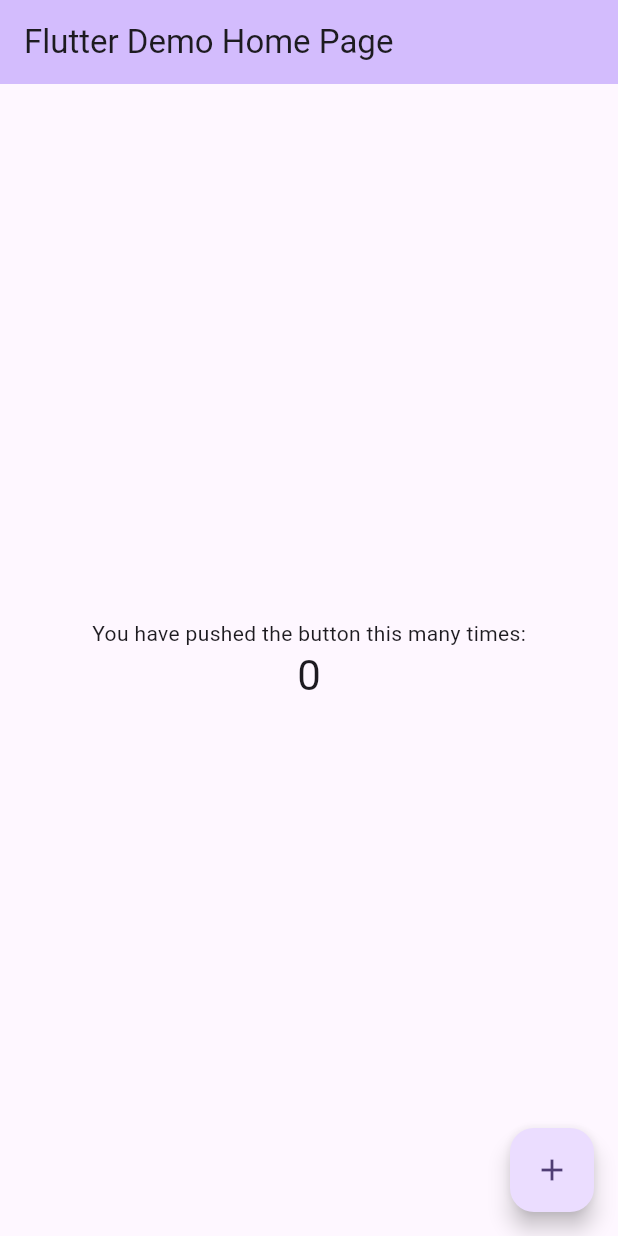
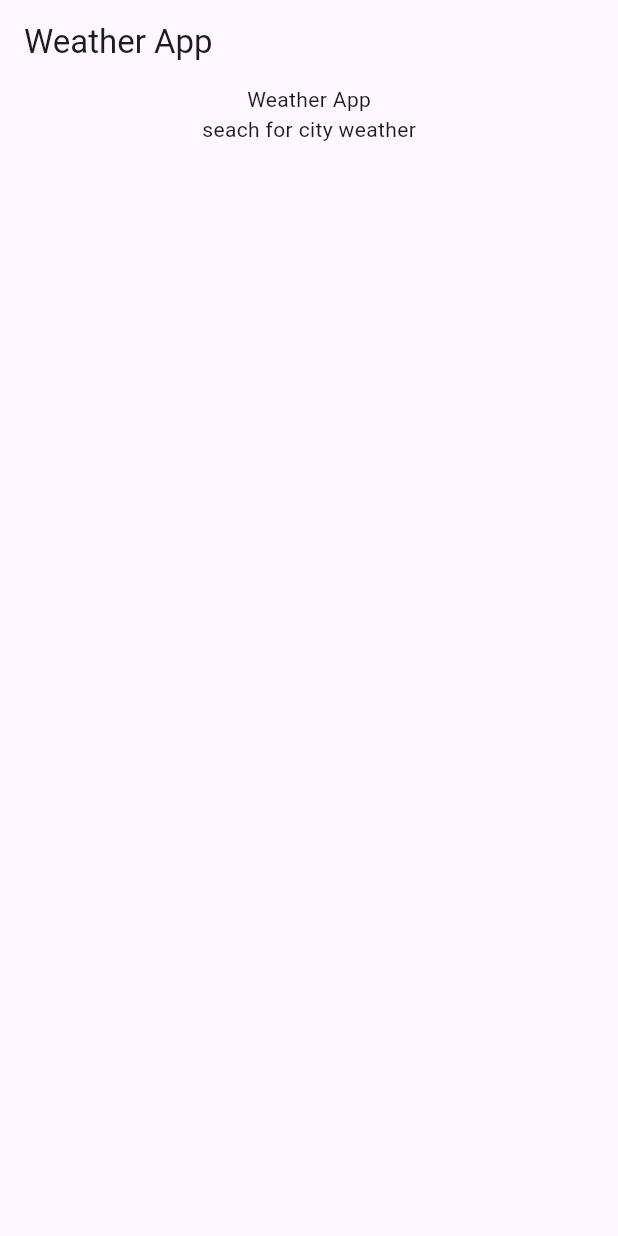
Before and after one commit to MahmoudAbed74/weatherapp, a Flutter app: the screen it shows after launch, on a phone screen of 412 x 824 dp. Run offline on Flutter 3.47's test engine with Material 3 defaults, Android fonts, the phone set to English and light mode, and no system bars.

Commit message:
Add HomePageView to main.dart
Imported HomePageView and set it as the home page in main.dart for the Weather App.

```diff
--- /dev/null
+++ b/lib/Views/HomePageView.dart
@@ -0,0 +1,19 @@
+import 'package:flutter/material.dart';
+
+class HomePageView extends StatelessWidget {
+  const HomePageView({super.key});
+
+  @override
+  Widget build(BuildContext context) {
+    return Scaffold(
+      appBar: AppBar(
+        title: const Text('Weather App'),
+      ),
+      body: const Center(
+        child: Column(
+          children: [Text('Weather App'), Text(" seach for city weather ")],
+        ),
+      ),
+    );
+  }
+}
--- a/lib/main.dart
+++ b/lib/main.dart
@@ -1,4 +1,6 @@
 import 'package:flutter/material.dart';
+
+import 'package:weatherapp/Views/HomePageView.dart';
 
 void main() {
   runApp(const MyApp());
@@ -11,115 +13,7 @@ class MyApp extends StatelessWidget {
   @override
   Widget build(BuildContext context) {
     return MaterialApp(
-      title: 'Flutter Demo',
-      theme: ThemeData(
-        // This is the theme of your application.
-        //
-        // TRY THIS: Try running your application with "flutter run". You'll see
-        // the application has a purple toolbar. Then, without quitting the app,
-        // try changing the seedColor in the colorScheme below to Colors.green
-        // and then invoke "hot reload" (save your changes or press the "hot
-        // reload" button in a Flutter-supported IDE, or press "r" if you used
-        // the command line to start the app).
-        //
-        // Notice that the counter didn't reset back to zero; the application
-        // state is not lost during the reload. To reset the state, use hot
-        // restart instead.
-        //
-        // This works for code too, not just values: Most code changes can be
-        // tested with just a hot reload.
-        colorScheme: ColorScheme.fromSeed(seedColor: Colors.deepPurple),
-        useMaterial3: true,
-      ),
-      home: const MyHomePage(title: 'Flutter Demo Home Page'),
+      home: const HomePageView(),
     );
   }
 }
-
-class MyHomePage extends StatefulWidget {
-  const MyHomePage({super.key, required this.title});
-
-  // This widget is the home page of your application. It is stateful, meaning
-  // that it has a State object (defined below) that contains fields that affect
-  // how it looks.
-
-  // This class is the configuration for the state. It holds the values (in this
-  // case the title) provided by the parent (in this case the App widget) and
-  // used by the build method of the State. Fields in a Widget subclass are
-  // always marked "final".
-
-  final String title;
-
-  @override
-  State<MyHomePage> createState() => _MyHomePageState();
-}
-
-class _MyHomePageState extends State<MyHomePage> {
-  int _counter = 0;
-
-  void _incrementCounter() {
-    setState(() {
-      // This call to setState tells the Flutter framework that something has
-      // changed in this State, which causes it to rerun the build method below
-      // so that the display can reflect the updated values. If we changed
-      // _counter without calling setState(), then the build method would not be
-      // called again, and so nothing would appear to happen.
-      _counter++;
-    });
-  }
-
-  @override
-  Widget build(BuildContext context) {
-    // This method is rerun every time setState is called, for instance as done
-    // by the _incrementCounter method above.
-    //
-    // The Flutter framework has been optimized to make rerunning build methods
-    // fast, so that you can just rebuild anything that needs updating rather
-    // than having to individually change instances of widgets.
-    return Scaffold(
-      appBar: AppBar(
-        // TRY THIS: Try changing the color here to a specific color (to
-        // Colors.amber, perhaps?) and trigger a hot reload to see the AppBar
-        // change color while the other colors stay the same.
-        backgroundColor: Theme.of(context).colorScheme.inversePrimary,
-        // Here we take the value from the MyHomePage object that was created by
-        // the App.build method, and use it to set our appbar title.
-        title: Text(widget.title),
-      ),
-      body: Center(
-        // Center is a layout widget. It takes a single child and positions it
-        // in the middle of the parent.
-        child: Column(
-          // Column is also a layout widget. It takes a list of children and
-          // arranges them vertically. By default, it sizes itself to fit its
-          // children horizontally, and tries to be as tall as its parent.
-          //
-          // Column has various properties to control how it sizes itself and
-          // how it positions its children. Here we use mainAxisAlignment to
-          // center the children vertically; the main axis here is the vertical
-          // axis because Columns are vertical (the cross axis would be
-          // horizontal).
-          //
-          // TRY THIS: Invoke "debug painting" (choose the "Toggle Debug Paint"
-          // action in the IDE, or press "p" in the console), to see the
-          // wireframe for each widget.
-          mainAxisAlignment: MainAxisAlignment.center,
-          children: <Widget>[
-            const Text(
-              'You have pushed the button this many times:',
-            ),
-            Text(
-              '$_counter',
-              style: Theme.of(context).textTheme.headlineMedium,
-            ),
-          ],
-        ),
-      ),
-      floatingActionButton: FloatingActionButton(
-        onPressed: _incrementCounter,
-        tooltip: 'Increment',
-        child: const Icon(Icons.add),
-      ), // This trailing comma makes auto-formatting nicer for build methods.
-    );
-  }
-}
```
